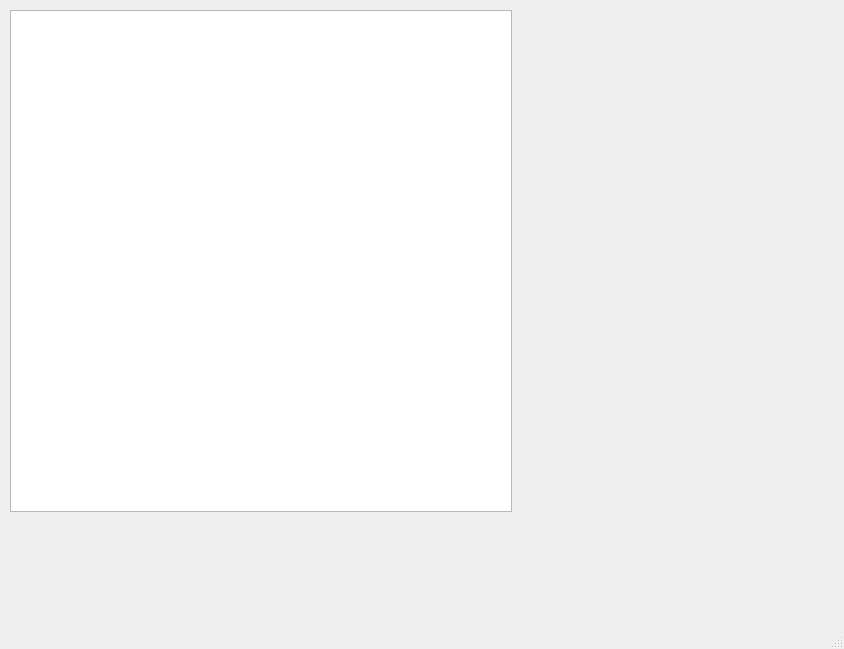
First picture: the form in Game/mainwindow.ui, repository KahalaV/OTEK, before the edit.
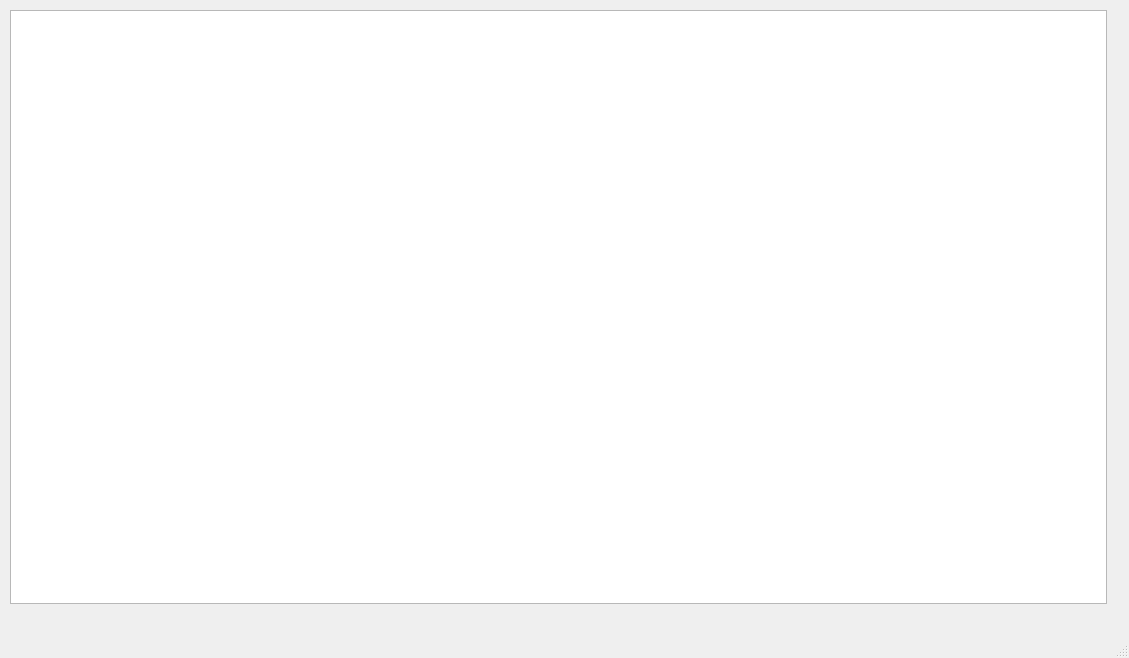
Second picture: the form after the edit.

```diff
--- a/Game/mainwindow.ui
+++ b/Game/mainwindow.ui
@@ -6,8 +6,8 @@
    <rect>
     <x>0</x>
     <y>0</y>
-    <width>844</width>
-    <height>649</height>
+    <width>1129</width>
+    <height>658</height>
    </rect>
   </property>
   <property name="windowTitle">
@@ -19,8 +19,8 @@
      <rect>
       <x>10</x>
       <y>10</y>
-      <width>502</width>
-      <height>502</height>
+      <width>1097</width>
+      <height>594</height>
      </rect>
     </property>
     <property name="sizePolicy">
```
Left out of the diff: 2 changed lines with no effect on the pictures.
